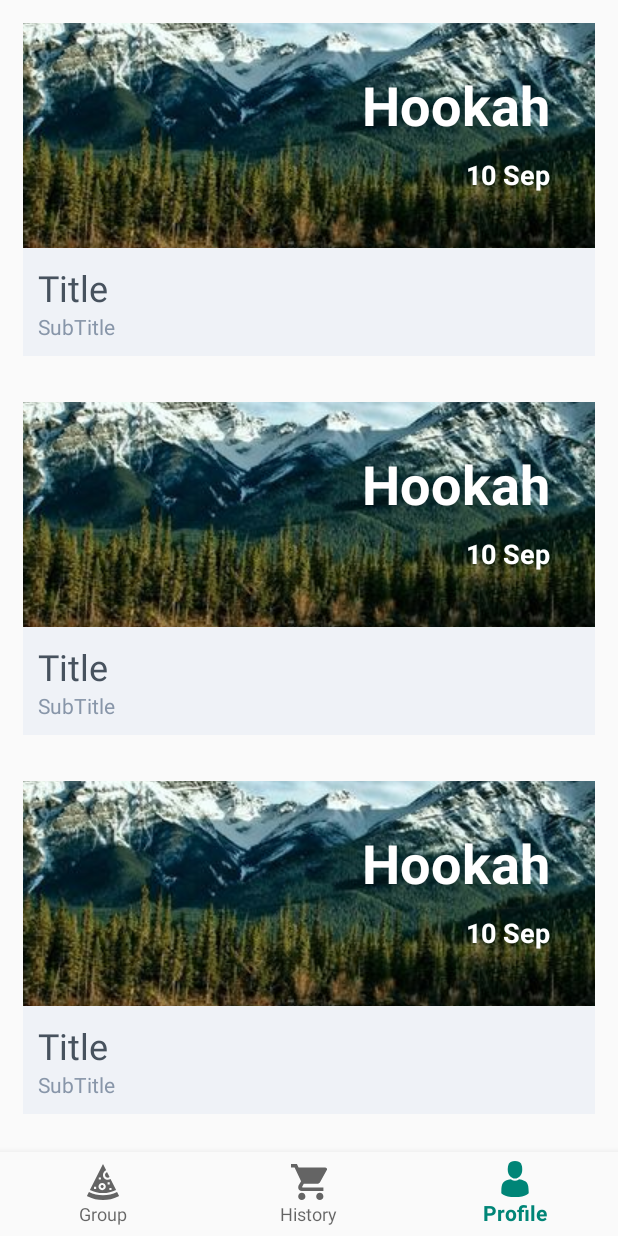
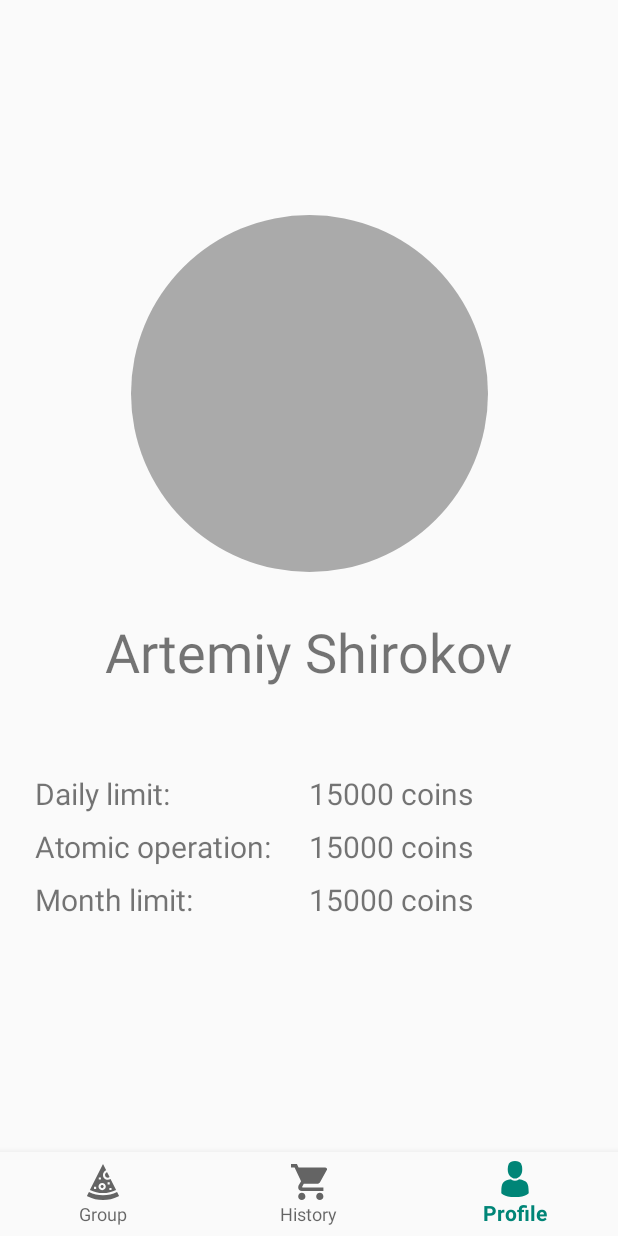
Before and after one commit to Raduan77/cratch, an Android app: the screen it shows after launch (MainActivity), item 3 of the bottom bar chosen, on a phone screen of 412 x 824 dp. Run offline under Robolectric (Android 15) with nearby library versions, the phone set to English and light mode, and no system bars; our stand-ins replace CircleImageView, Dagger/Hilt's generated code; 1 statement that could not run was skipped.

Commit message:
add profile view

```diff
--- a/android-client/app/src/main/java/ru/cretch/app/ui/MainActivity.java
+++ b/android-client/app/src/main/java/ru/cretch/app/ui/MainActivity.java
@@ -17,6 +17,7 @@ import ru.cretch.app.R;
 import ru.cretch.app.ui.checksplitter.CheckSplitterFragment;
 import ru.cretch.app.ui.groups.GroupsFragment;
 import ru.cretch.app.ui.meetups.MeetupsFragment;
+import ru.cretch.app.ui.profile.ProfileFragment;
 
 public class MainActivity extends AppCompatActivity implements BottomNavigationView.OnNavigationItemSelectedListener {
 
@@ -28,8 +29,8 @@ public class MainActivity extends AppCompatActivity implements BottomNavigationV
     private final FragmentManager fragmentManager = getSupportFragmentManager();
 
     private Fragment menu = GroupsFragment.newInstance();
-    private Fragment profile = CheckSplitterFragment.newInstance();
-    private Fragment history = MeetupsFragment.newInstance();
+    private Fragment profile = MeetupsFragment.newInstance();
+    private Fragment history = ProfileFragment.newInstance();
 
     private Fragment currentFragment = menu;
     private String currentTag = MENU_TAG;
--- a/android-client/app/src/main/java/ru/cretch/app/ui/profile/ProfileFragment.java
+++ b/android-client/app/src/main/java/ru/cretch/app/ui/profile/ProfileFragment.java
@@ -35,11 +35,5 @@ public class ProfileFragment extends Fragment {
 
         mViewModel = ViewModelProviders.of(this).get(ProfileViewModel.class);
         App.getInstance().getComponent().inject(mViewModel);
-
-        TextView name = view.findViewById(R.id.name);
-        assert getContext()!=null;
-        String nameText = getContext().getResources().getString(R.string.base_fragment_name, getClass().getSimpleName());
-        name.setText(nameText);
-
     }
 }
--- a/android-client/app/src/main/res/layout/activity_group_info.xml
+++ b/android-client/app/src/main/res/layout/activity_group_info.xml
@@ -17,7 +17,9 @@
             android:layout_marginLeft="30dp"
             android:layout_marginTop="30dp"
             android:layout_marginRight="30dp"
-            android:textSize="18sp" />
+            android:text="fasffas"
+            android:textSize="30sp"
+            android:textStyle="bold" />
 
         <TextView
             android:id="@+id/group_description"
@@ -26,7 +28,9 @@
             android:layout_marginLeft="30dp"
             android:layout_marginTop="30dp"
             android:layout_marginRight="30dp"
-            android:textSize="18sp" />
+            android:fontFamily="sans-serif"
+            android:text="asfasfasfasf"
+            android:textSize="20sp" />
 
         <TextView
             android:layout_width="match_parent"
--- a/android-client/app/src/main/res/layout/fragment_profile.xml
+++ b/android-client/app/src/main/res/layout/fragment_profile.xml
@@ -1,12 +1,104 @@
 <?xml version="1.0" encoding="utf-8"?>
-<RelativeLayout xmlns:android="http://schemas.android.com/apk/res/android"
-    xmlns:tools="http://schemas.android.com/tools"
-    android:layout_width="match_parent"
+<androidx.constraintlayout.widget.ConstraintLayout android:layout_width="match_parent"
     android:layout_height="match_parent"
-    tools:context=".ui.profile.ProfileFragment">
+    xmlns:android="http://schemas.android.com/apk/res/android"
+    xmlns:app="http://schemas.android.com/apk/res-auto"
+    xmlns:tools="http://schemas.android.com/tools">
+
+    <de.hdodenhof.circleimageview.CircleImageView
+        android:id="@+id/teammates_image"
+        android:layout_width="238dp"
+        android:layout_height="262dp"
+        android:src="@drawable/ic_man1"
+        android:tint="@android:color/darker_gray"
+        app:civ_border_color="#FF000000"
+        app:layout_constraintBottom_toBottomOf="parent"
+        app:layout_constraintEnd_toEndOf="parent"
+        app:layout_constraintStart_toStartOf="parent"
+        app:layout_constraintTop_toTopOf="parent"
+        app:layout_constraintVertical_bias="0.26" />
+
+    <LinearLayout
+        android:layout_width="match_parent"
+        android:layout_height="wrap_content"
+        android:layout_margin="23dp"
+        android:orientation="horizontal"
+        app:layout_constraintBottom_toBottomOf="parent"
+        app:layout_constraintTop_toTopOf="parent"
+        app:layout_constraintVertical_bias="0.8"
+        tools:layout_editor_absoluteX="5dp">
+
+        <LinearLayout
+            android:layout_width="0dp"
+            android:layout_height="wrap_content"
+            android:layout_weight="1"
+            android:orientation="vertical">
+
+            <TextView
+                android:id="@+id/textView3"
+                android:layout_width="wrap_content"
+                android:layout_height="wrap_content"
+                android:layout_marginBottom="8dp"
+                android:text="Daily limit:"
+                android:textSize="20sp" />
+
+            <TextView
+                android:id="@+id/textView2"
+                android:layout_width="wrap_content"
+                android:layout_height="wrap_content"
+                android:layout_marginBottom="8dp"
+                android:text="Atomic operation:"
+                android:textSize="20sp" />
+
+            <TextView
+                android:id="@+id/textView4"
+                android:layout_width="wrap_content"
+                android:layout_height="wrap_content"
+                android:layout_marginBottom="8dp"
+                android:text="Month limit:"
+                android:textSize="20sp" />
+        </LinearLayout>
+
+        <LinearLayout
+            android:layout_width="0dp"
+            android:layout_height="wrap_content"
+            android:layout_weight="1"
+            android:orientation="vertical">
+
+            <TextView
+                android:layout_width="wrap_content"
+                android:layout_height="wrap_content"
+                android:layout_marginBottom="8dp"
+                android:text="15000 coins"
+                android:textSize="20sp" />
+
+            <TextView
+                android:layout_width="wrap_content"
+                android:layout_height="wrap_content"
+                android:layout_marginBottom="8dp"
+                android:text="15000 coins"
+                android:textSize="20sp" />
+
+            <TextView
+                android:layout_width="wrap_content"
+                android:layout_height="wrap_content"
+                android:layout_marginBottom="8dp"
+                android:text="15000 coins"
+                android:textSize="20sp" />
+        </LinearLayout>
+
+    </LinearLayout>
 
     <TextView
-        android:id="@+id/name"
-        style="@style/BaseTextView"/>
+        android:id="@+id/textView"
+        android:layout_width="wrap_content"
+        android:layout_height="wrap_content"
+        android:text="Artemiy Shirokov"
+        android:textSize="36sp"
+        app:layout_constraintBottom_toBottomOf="parent"
+        app:layout_constraintEnd_toEndOf="parent"
+        app:layout_constraintStart_toStartOf="parent"
+        app:layout_constraintTop_toTopOf="parent"
+        app:layout_constraintVertical_bias="0.57" />
 
-</RelativeLayout>
+</androidx.constraintlayout.widget.ConstraintLayout>
--- a/android-client/app/src/main/res/values/styles.xml
+++ b/android-client/app/src/main/res/values/styles.xml
@@ -14,4 +14,11 @@
         <item name="android:gravity">center</item>
     </style>
 
+    <style name="Toolbar">
+        <item name="android:layout_width">match_parent</item>
+        <item name="android:layout_height">?attr/actionBarSize</item>
+        <!-- <item name="theme">@style/ThemeOverlay.AppCompat.Dark.ActionBar</item> -->
+        <item name="android:background">@color/colorPrimary</item>
+    </style>
+
 </resources>
```
